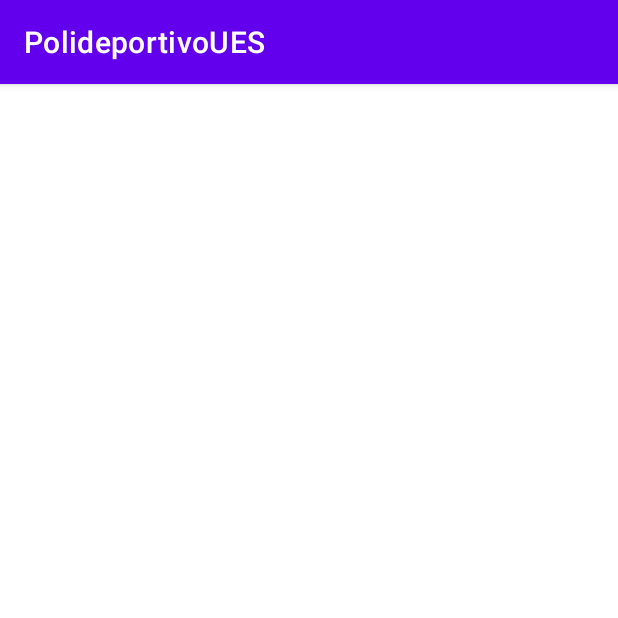
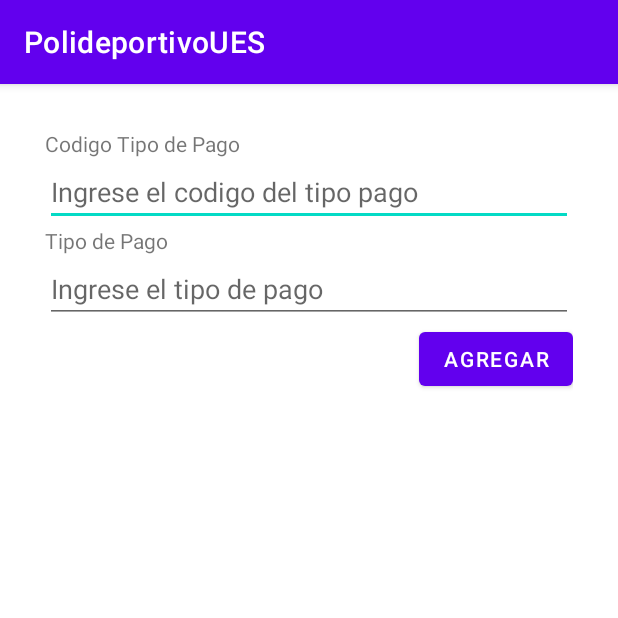
Before and after one commit to alonsocj/PolideportivoUES, an Android app: the TipoPagoInsertarActivity screen opened directly, with no data from a screen before it, on a phone screen of 412 x 824 dp, the top half of it. Run offline under Robolectric (Android 15) with nearby library versions, the phone set to English and light mode, and no system bars.

Commit message:
Comienzo de tabla TipoPago, IngresarPagoCompletado

```diff
--- a/app/src/main/java/sv/edu/ues/fia/eisi/pdm115/g10/polideportivoues/Chris/TipoPago/TipoPagoInsertarActivity.java
+++ b/app/src/main/java/sv/edu/ues/fia/eisi/pdm115/g10/polideportivoues/Chris/TipoPago/TipoPagoInsertarActivity.java
@@ -1,17 +1,49 @@
 package sv.edu.ues.fia.eisi.pdm115.g10.polideportivoues.Chris.TipoPago;
 
 import android.os.Bundle;
+import android.view.View;
+import android.widget.Button;
+import android.widget.EditText;
+import android.widget.Toast;
 
 import androidx.appcompat.app.AppCompatActivity;
 
+import sv.edu.ues.fia.eisi.pdm115.g10.polideportivoues.ControlBDG10;
 import sv.edu.ues.fia.eisi.pdm115.g10.polideportivoues.R;
 
 public class TipoPagoInsertarActivity extends AppCompatActivity {
+
+    EditText editIdPago, editTipoPago;
+    Button agregarTipoPago;
+    ControlBDG10 helper;
 
     @Override
     protected void onCreate(Bundle savedInstanceState) {
         super.onCreate(savedInstanceState);
         setContentView(R.layout.activity_tipo_pago_insertar);
-        /*TipoPago*/
+
+        helper = new ControlBDG10(this);
+        editIdPago = (EditText) findViewById(R.id.EditIdPago);
+        editTipoPago = (EditText) findViewById(R.id.EditTipo);
+        agregarTipoPago = (Button) findViewById(R.id.botonAgregarTipoP);
+
+        agregarTipoPago.setOnClickListener(new View.OnClickListener() {
+            @Override
+            public void onClick(View view) {
+                String idPago = editIdPago.getText().toString();
+                String tipoPago = editTipoPago.getText().toString();
+                String pagosRegistrados;
+
+                    TipoPago tipoPago1 = new TipoPago();
+                    tipoPago1.setIdPago(idPago);
+                    tipoPago1.setTipo(tipoPago);
+                    helper.open();
+                    pagosRegistrados = helper.insertarTipoPago(tipoPago1);
+                    helper.close();
+                Toast.makeText(TipoPagoInsertarActivity.this, pagosRegistrados, Toast.LENGTH_SHORT).show();
+            }
+        });
+
+
     }
 }
--- a/app/src/main/java/sv/edu/ues/fia/eisi/pdm115/g10/polideportivoues/DatabaseHelper.java
+++ b/app/src/main/java/sv/edu/ues/fia/eisi/pdm115/g10/polideportivoues/DatabaseHelper.java
@@ -22,7 +22,7 @@ public class DatabaseHelper extends SQLiteOpenHelper {
             //tabla TipoEvento
             db.execSQL("CREATE TABLE tipoevento (idTipoE VARCHAR(1) PRIMARY KEY, nomTipoE VARCHAR(50));");
             //tabla TipoPago
-            db.execSQL("CREATE TABLE tipopago(idPago VARCHAR(2) PRIMARY KEY, tipo VARCHAR(20) NOT NULL);");
+            db.execSQL("CREATE TABLE tipopago(idPago VARCHAR(2) NOT NULL PRIMARY KEY, tipo VARCHAR(20) NOT NULL);");
             //Tabla Cobro
             db.execSQL("CREATE TABLE cobro (idCobro INTEGER NOT NULL PRIMARY KEY , idPago VARCHAR(2) NOT NULL, cantPersonas INTEGER, duracion FLOAT, precio FLOAT," +
                     " CONSTRAINT fk_cobro_tipopago FOREIGN KEY (idPago) REFERENCES tipopago(idPago) ON DELETE RESTRICT);");
--- a/app/src/main/res/layout/activity_tipo_pago_insertar.xml
+++ b/app/src/main/res/layout/activity_tipo_pago_insertar.xml
@@ -1,9 +1,45 @@
 <?xml version="1.0" encoding="utf-8"?>
-<androidx.constraintlayout.widget.ConstraintLayout xmlns:android="http://schemas.android.com/apk/res/android"
+<LinearLayout xmlns:android="http://schemas.android.com/apk/res/android"
     xmlns:app="http://schemas.android.com/apk/res-auto"
     xmlns:tools="http://schemas.android.com/tools"
     android:layout_width="match_parent"
     android:layout_height="match_parent"
+    android:padding="30dp"
+    android:orientation="vertical"
     tools:context=".Chris.TipoPago.TipoPagoInsertarActivity">
 
-</androidx.constraintlayout.widget.ConstraintLayout>
+    <TextView
+        android:layout_width="wrap_content"
+        android:layout_height="wrap_content"
+        android:text="@string/TipoPagoIdentificador"/>
+
+    <EditText
+        android:id="@+id/EditIdPago"
+        android:layout_width="match_parent"
+        android:layout_height="wrap_content"
+        android:hint="@string/hintIdePago"
+        android:inputType="text"
+        android:maxLength="2"/>
+
+    <TextView
+        android:layout_width="wrap_content"
+        android:layout_height="wrap_content"
+        android:text="@string/TipoPagoNombreTipo"/>
+
+    <EditText
+        android:id="@+id/EditTipo"
+        android:layout_width="match_parent"
+        android:layout_height="wrap_content"
+        android:hint="@string/hintTipoPago"
+        android:inputType="text"
+        android:maxLength="20"/>
+
+    <Button
+        android:id="@+id/botonAgregarTipoP"
+        android:layout_width="wrap_content"
+        android:layout_height="wrap_content"
+        android:layout_gravity="right"
+        android:text="@string/botonAgregar"/>
+
+
+</LinearLayout>
--- a/app/src/main/res/menu/activity_main_drawer.xml
+++ b/app/src/main/res/menu/activity_main_drawer.xml
@@ -27,6 +27,11 @@
             android:icon="@drawable/ic_menu_slideshow"
             android:title="Local" /> <!--Strings-->
 
+        <item
+            android:id="@+id/nav_tipoPago"
+            android:icon="@drawable/ic_menu_slideshow"
+            android:title="Tipo de Pago" /> <!--Strings-->
+
 
     </group>
 </menu>
--- a/app/src/main/res/navigation/mobile_navigation.xml
+++ b/app/src/main/res/navigation/mobile_navigation.xml
@@ -35,4 +35,10 @@
         android:label="Local"
         tools:layout="@layout/fragment_local" />
 
+    <fragment
+        android:id="@+id/nav_tipoPago"
+        android:name="sv.edu.ues.fia.eisi.pdm115.g10.polideportivoues.ui.tipoPago.tipoPagoFragment"
+        android:label="tipoPago"
+        tools:layout="@layout/fragment_tipo_pago"/>
+
 </navigation>
--- a/app/src/main/res/values/strings.xml
+++ b/app/src/main/res/values/strings.xml
@@ -45,6 +45,15 @@
     <string name="EliminarHoraFragment">Eliminar Hora</string>
     <string name="ActualizarHoraFragment">Actualizar Hora</string>
 
+    <string name="AgregarTipoPagoFragment">Agregar Tipo de Pago</string>
+    <string name="EliminarTipoPagoFragment">Eliminar Tipo de Pago</string>
+    <string name="ActualizarTipoPagoFragment">Actualizar Tipo de Pago</string>
+    <string name="ConsultarTipoPagoFragment">Eliminar Tipo Pago</string>
+    <string name="TipoPagoIdentificador">Codigo Tipo de Pago</string>
+    <string name="TipoPagoNombreTipo">Tipo de Pago</string>
+    <string name="hintIdePago">Ingrese el codigo del tipo pago</string>
+    <string name="hintTipoPago">Ingrese el tipo de pago</string>
+
     <!-- TODO: Remove or change this placeholder text -->
     <string name="hello_blank_fragment">Hello blank fragment</string>
 
```
Also changed, not shown: app/src/main/java/sv/edu/ues/fia/eisi/pdm115/g10/polideportivoues/Chris/TipoPago/TipoPago.java (+27 -1 lines), app/src/main/java/sv/edu/ues/fia/eisi/pdm115/g10/polideportivoues/ControlBDG10.java (+21 -0 lines), app/src/main/java/sv/edu/ues/fia/eisi/pdm115/g10/polideportivoues/ui/tipoPago/tipoPagoFragment.java (added, +43 -0 lines), app/src/main/res/layout/fragment_tipo_pago.xml (added, +40 -0 lines).
